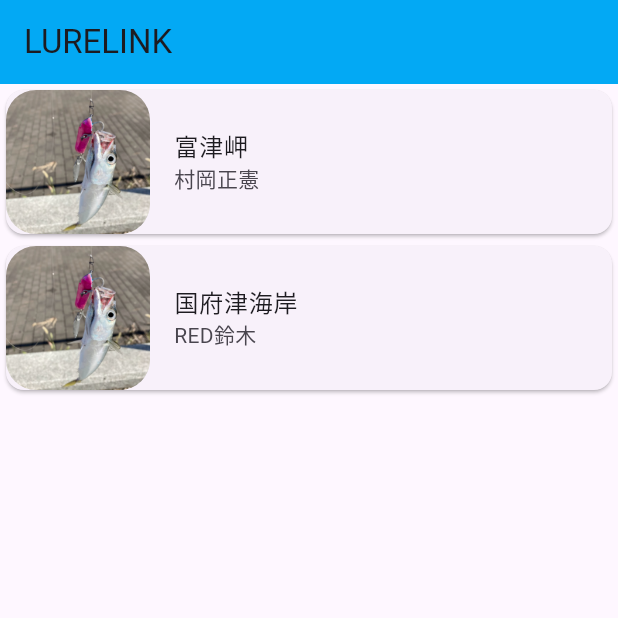
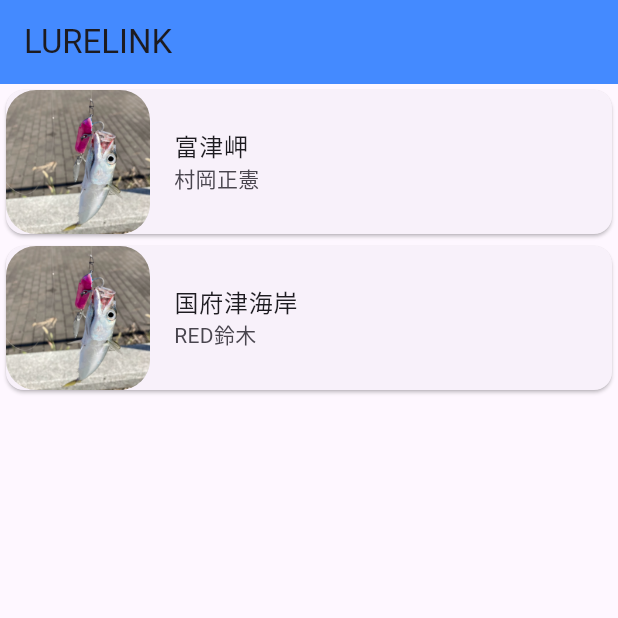
Before and after one commit to Kota049/lure_link, a Flutter app: the screen it shows after launch, on a phone screen of 412 x 824 dp, the top half of it. Run offline on Flutter 3.47's test engine with Material 2 defaults, Android fonts, the light colour scheme and no system bars.

Commit message:
change color

```diff
--- a/lure_link_flutter/lib/main.dart
+++ b/lure_link_flutter/lib/main.dart
@@ -16,27 +16,12 @@ class MyApp extends StatelessWidget {
     return MaterialApp(
       title: 'Flutter Demo',
       theme: ThemeData(
-        // This is the theme of your application.
-        //
-        // TRY THIS: Try running your application with "flutter run". You'll see
-        // the application has a blue toolbar. Then, without quitting the app,
-        // try changing the seedColor in the colorScheme below to Colors.green
-        // and then invoke "hot reload" (save your changes or press the "hot
-        // reload" button in a Flutter-supported IDE, or press "r" if you used
-        // the command line to start the app).
-        //
-        // Notice that the counter didn't reset back to zero; the application
-        // state is not lost during the reload. To reset the state, use hot
-        // restart instead.
-        //
-        // This works for code too, not just values: Most code changes can be
-        // tested with just a hot reload.
         colorScheme: ColorScheme.fromSeed(seedColor: Colors.deepPurple),
         useMaterial3: true,
       ),
       home: Scaffold(
         appBar: AppBar(
-            backgroundColor: Colors.lightBlue, title: const Text("LURELINK")),
+            backgroundColor: Colors.blueAccent, title: const Text("LURELINK")),
         body: const RecruitmentList(),
       ),
     );
```
